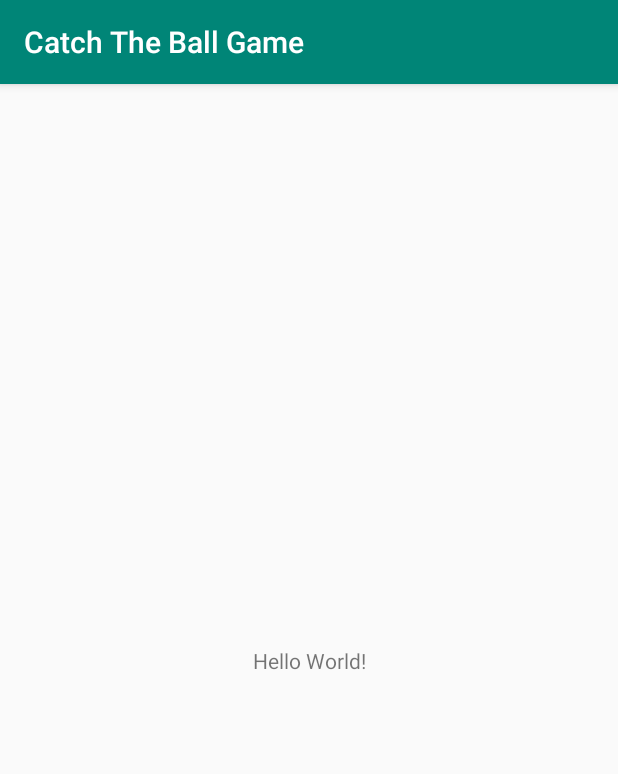
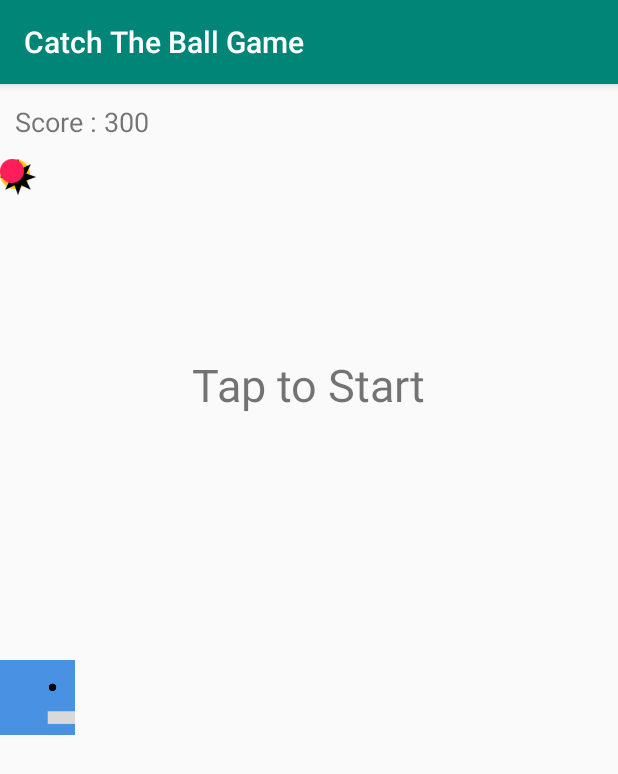
Before and after one commit to alessanderleite/CatchTheBallGame, an Android app: the screen it shows after launch (MainActivity), on a phone screen of 412 x 824 dp. Shown: the top 774 px of the screen. Run offline under Robolectric (Android 15) with nearby library versions, the phone set to English and light mode, and no system bars.

Commit message:
code the main layout

```diff
--- a/app/src/main/res/layout/activity_main.xml
+++ b/app/src/main/res/layout/activity_main.xml
@@ -1,18 +1,59 @@
 <?xml version="1.0" encoding="utf-8"?>
-<android.support.constraint.ConstraintLayout xmlns:android="http://schemas.android.com/apk/res/android"
+<LinearLayout xmlns:android="http://schemas.android.com/apk/res/android"
     xmlns:app="http://schemas.android.com/apk/res-auto"
     xmlns:tools="http://schemas.android.com/tools"
     android:layout_width="match_parent"
     android:layout_height="match_parent"
+    android:orientation="vertical"
     tools:context=".MainActivity">
 
     <TextView
-        android:layout_width="wrap_content"
-        android:layout_height="wrap_content"
-        android:text="Hello World!"
-        app:layout_constraintBottom_toBottomOf="parent"
-        app:layout_constraintLeft_toLeftOf="parent"
-        app:layout_constraintRight_toRightOf="parent"
-        app:layout_constraintTop_toTopOf="parent" />
+        android:id="@+id/scoreLabel"
+        android:layout_width="match_parent"
+        android:layout_height="50dp"
+        android:text="Score : 300"
+        android:textSize="18sp"
+        android:paddingLeft="10dp"
+        android:gravity="center_vertical" />
 
-</android.support.constraint.ConstraintLayout>
+    <FrameLayout
+        android:id="@+id/frame"
+        android:layout_width="match_parent"
+        android:layout_height="match_parent">
+
+        <TextView
+            android:id="@+id/startLabel"
+            android:layout_width="wrap_content"
+            android:layout_height="wrap_content"
+            android:text="Tap to Start"
+            android:textSize="30sp"
+            android:layout_gravity="center_horizontal"
+            android:layout_marginTop="130dp"/>
+
+        <ImageView
+            android:id="@+id/box"
+            android:layout_width="50dp"
+            android:layout_height="50dp"
+            android:src="@drawable/box"
+            android:layout_gravity="center_vertical" />
+
+        <ImageView
+            android:id="@+id/orange"
+            android:layout_width="20dp"
+            android:layout_height="20dp"
+            android:src="@drawable/orange"/>
+
+        <ImageView
+            android:id="@+id/black"
+            android:layout_width="24dp"
+            android:layout_height="24dp"
+            android:src="@drawable/black"/>
+
+        <ImageView
+            android:id="@+id/pink"
+            android:layout_width="16dp"
+            android:layout_height="16dp"
+            android:src="@drawable/pink"/>
+    </FrameLayout>
+
+</LinearLayout>
```
